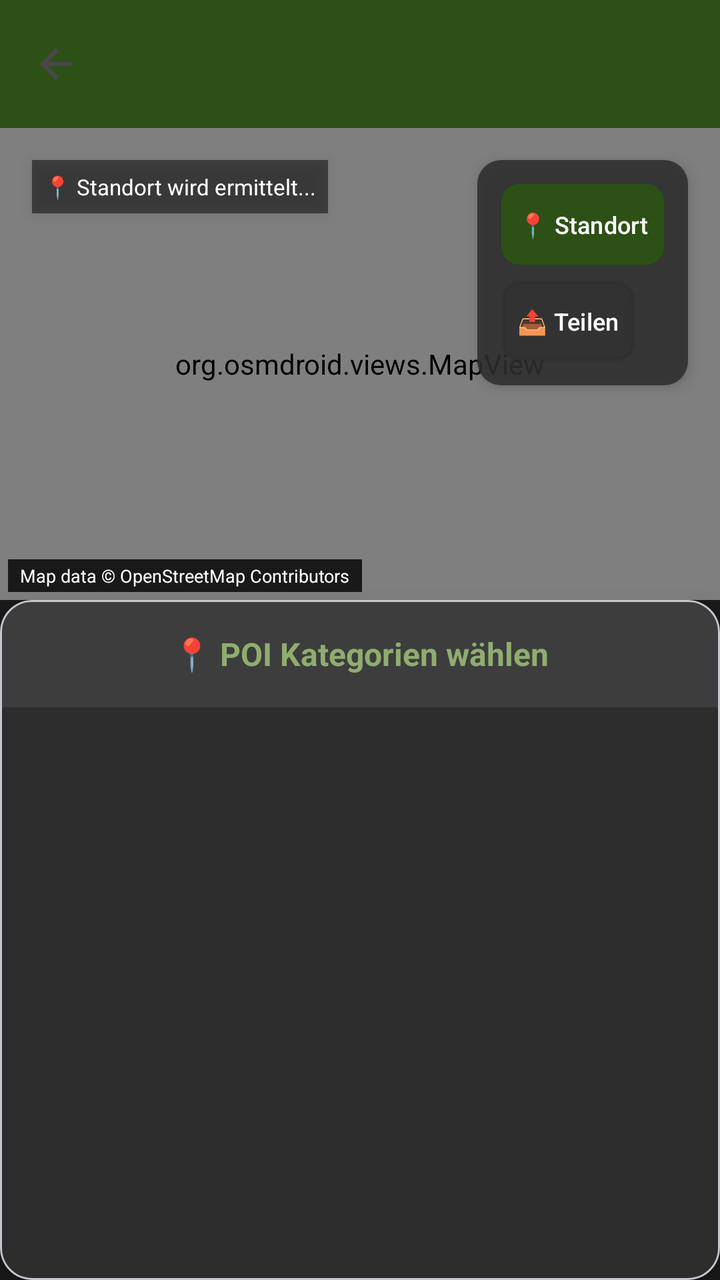
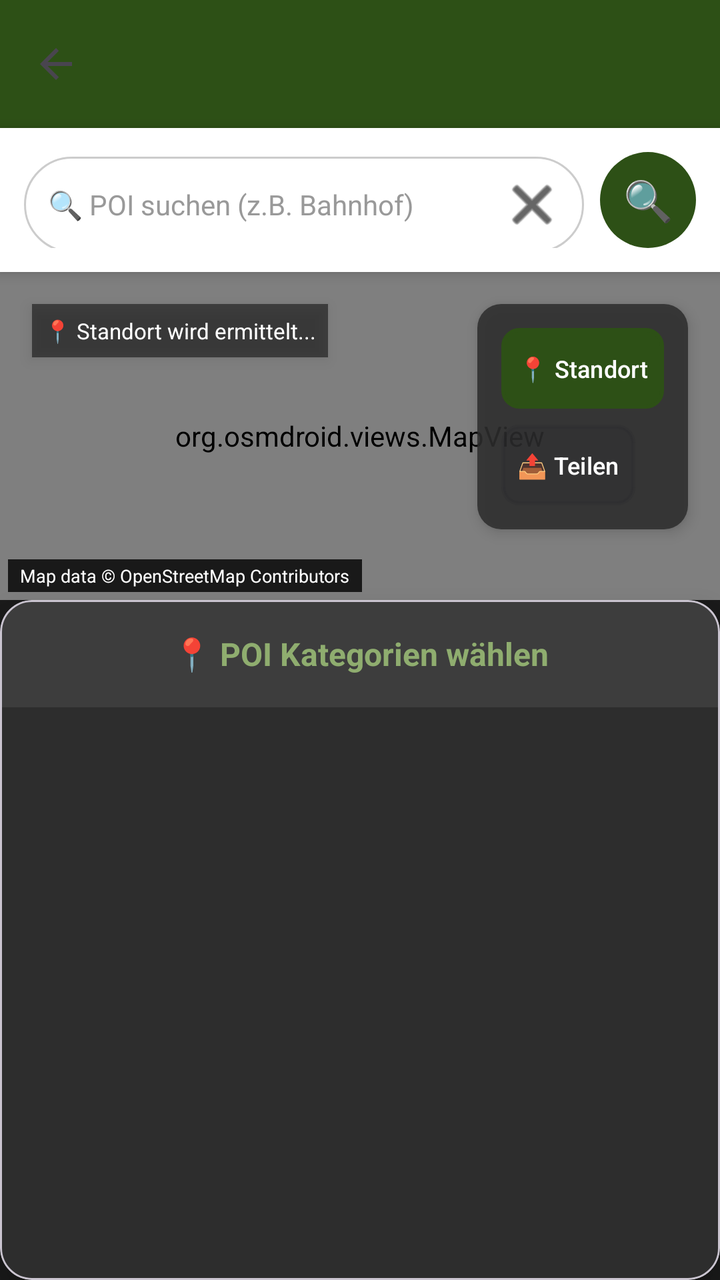

Compare the two renders of this Android layout. The source of the first and the diff that turns it into the second are given below.
<!-- AndroidManifest.xml: application theme Theme.HundeWildnis -->
<!-- res/layout/activity_location.xml -->
<?xml version="1.0" encoding="utf-8"?>
<androidx.coordinatorlayout.widget.CoordinatorLayout xmlns:android="http://schemas.android.com/apk/res/android"
    xmlns:app="http://schemas.android.com/apk/res-auto"
    android:layout_width="match_parent"
    android:layout_height="match_parent"
    android:background="#1a1a1a">

    <com.google.android.material.appbar.AppBarLayout
        android:id="@+id/appbar"
        android:layout_width="match_parent"
        android:layout_height="wrap_content"
        android:fitsSystemWindows="true">

        <androidx.appcompat.widget.Toolbar
            android:id="@+id/toolbar"
            android:layout_width="match_parent"
            android:layout_height="?attr/actionBarSize"
            android:background="#2d5016"
            app:titleTextColor="#FFFFFF"
            app:navigationIcon="?attr/homeAsUpIndicator" />
    </com.google.android.material.appbar.AppBarLayout>

    <androidx.constraintlayout.widget.ConstraintLayout
        android:id="@+id/main_content"
        android:layout_width="match_parent"
        android:layout_height="match_parent"
        app:layout_behavior="@string/appbar_scrolling_view_behavior">

        
        <FrameLayout
            android:id="@+id/mapFrame"
            android:layout_width="0dp"
            android:layout_height="0dp"
            app:layout_constraintTop_toTopOf="parent"
            app:layout_constraintBottom_toTopOf="@id/bottomCard"
            app:layout_constraintStart_toStartOf="parent"
            app:layout_constraintEnd_toEndOf="parent">

            <org.osmdroid.views.MapView
                android:id="@+id/mapView"
                android:layout_width="match_parent"
                android:layout_height="match_parent" />

            <TextView
                android:id="@+id/osmCopyrightText"
                android:layout_width="wrap_content"
                android:layout_height="wrap_content"
                android:layout_gravity="bottom|start"
                android:layout_margin="4dp"
                android:paddingStart="6dp"
                android:paddingEnd="6dp"
                android:paddingTop="2dp"
                android:paddingBottom="2dp"
                android:background="#CC000000"
                android:text="Map data © OpenStreetMap Contributors"
                android:textColor="#FFFFFF"
                android:textSize="9sp"
                android:clickable="true"
                android:focusable="true"
                android:foreground="?attr/selectableItemBackground" />

            <LinearLayout
                android:layout_width="wrap_content"
                android:layout_height="wrap_content"
                android:layout_gravity="top|end"
                android:layout_margin="16dp"
                android:orientation="vertical"
                android:background="@drawable/button_bg_rounded"
                android:elevation="4dp">

                <Button
                    android:id="@+id/btnCurrentLocation"
                    android:layout_width="wrap_content"
                    android:layout_height="wrap_content"
                    android:text="📍 Standort"
                    android:textSize="12sp"
                    android:padding="8dp"
                    android:background="@drawable/poi_button_bg"
                    android:textColor="#FFFFFF"
                    android:layout_marginBottom="8dp"
                    android:minWidth="0dp"
                    android:minHeight="0dp" />

                <Button
                    android:id="@+id/shareButton"
                    android:layout_width="wrap_content"
                    android:layout_height="wrap_content"
                    android:text="📤 Teilen"
                    android:textSize="12sp"
                    android:padding="8dp"
                    android:background="@drawable/poi_button_bg"
                    android:textColor="#FFFFFF"
                    android:enabled="false"
                    android:minWidth="0dp"
                    android:minHeight="0dp" />
            </LinearLayout>

            <TextView
                android:id="@+id/coordinatesText"
                android:layout_width="wrap_content"
                android:layout_height="wrap_content"
                android:layout_gravity="top|start"
                android:layout_margin="16dp"
                android:text="📍 Standort wird ermittelt..."
                android:textColor="#FFFFFF"
                android:textSize="11sp"
                android:background="#80000000"
                android:padding="6dp"
                android:elevation="4dp" />

            <TextView
                android:id="@+id/navigationInfoText"
                android:layout_width="wrap_content"
                android:layout_height="wrap_content"
                android:layout_gravity="bottom|center_horizontal"
                android:layout_marginBottom="60dp"
                android:text="🧭 0.0 km • 0 Min"
                android:textColor="#FFFFFF"
                android:textSize="18sp"
                android:textStyle="bold"
                android:background="#DD2d5016"
                android:padding="14dp"
                android:elevation="12dp"
                android:visibility="gone" />

            <ProgressBar
                android:id="@+id/progressBar"
                android:layout_width="wrap_content"
                android:layout_height="wrap_content"
                android:layout_gravity="center"
                android:indeterminateTint="#8fad6f"
                android:visibility="gone" />
        </FrameLayout>

        
        <com.google.android.material.card.MaterialCardView
            android:id="@+id/bottomCard"
            android:layout_width="0dp"
            android:layout_height="340dp"
            app:cardBackgroundColor="#2d2d2d"
            app:cardElevation="8dp"
            app:cardCornerRadius="16dp"
            android:layout_margin="0dp"
            app:layout_constraintBottom_toBottomOf="parent"
            app:layout_constraintStart_toStartOf="parent"
            app:layout_constraintEnd_toEndOf="parent">

            <FrameLayout
                android:layout_width="match_parent"
                android:layout_height="match_parent">

                
                
                
                <LinearLayout
                    android:id="@+id/categoryView"
                    android:layout_width="match_parent"
                    android:layout_height="match_parent"
                    android:orientation="vertical"
                    android:visibility="visible">

                    
                    <TextView
                        android:layout_width="match_parent"
                        android:layout_height="wrap_content"
                        android:text="📍 POI Kategorien wählen"
                        android:textColor="#8fad6f"
                        android:textSize="16sp"
                        android:textStyle="bold"
                        android:padding="16dp"
                        android:textAlignment="center"
                        android:background="#3d3d3d" />

                    
                    <androidx.core.widget.NestedScrollView
                        android:layout_width="match_parent"
                        android:layout_height="0dp"
                        android:layout_weight="1"
                        android:fillViewport="true">

                        <GridLayout
                            android:id="@+id/categoryGrid"
                            android:layout_width="match_parent"
                            android:layout_height="wrap_content"
                            android:columnCount="3"
                            android:rowCount="6"
                            android:padding="12dp"
                            android:alignmentMode="alignBounds"
                            android:columnOrderPreserved="false"
                            android:useDefaultMargins="true" />

                    </androidx.core.widget.NestedScrollView>

                </LinearLayout>

                
                
                
                <LinearLayout
                    android:id="@+id/poiListView"
                    android:layout_width="match_parent"
                    android:layout_height="match_parent"
                    android:orientation="vertical"
                    android:visibility="gone">

                    
                    <LinearLayout
                        android:layout_width="match_parent"
                        android:layout_height="wrap_content"
                        android:orientation="horizontal"
                        android:padding="12dp"
                        android:background="#3d3d3d"
                        android:gravity="center_vertical">

                        <Button
                            android:id="@+id/btnBackToCategories"
                            android:layout_width="wrap_content"
                            android:layout_height="wrap_content"
                            android:text="← Zurück"
                            android:textSize="16sp"
                            android:textColor="#FFFFFF"
                            android:background="@drawable/poi_button_bg"
                            android:padding="0dp"
                            android:layout_marginEnd="8dp" />

                        <LinearLayout
                            android:layout_width="0dp"
                            android:layout_height="wrap_content"
                            android:layout_weight="1"
                            android:orientation="vertical">

                            <TextView
                                android:id="@+id/categoryTitleText"
                                android:layout_width="wrap_content"
                                android:layout_height="wrap_content"
                                android:text="🐕 Hundeauslauf"
                                android:textColor="#8fad6f"
                                android:textSize="16sp"
                                android:textStyle="bold" />

                            <TextView
                                android:id="@+id/poiCountText"
                                android:layout_width="wrap_content"
                                android:layout_height="wrap_content"
                                android:text="0 POI in 3 km"
                                android:textColor="#999999"
                                android:textSize="12sp" />
                        </LinearLayout>

                    </LinearLayout>

                    
                    <FrameLayout
                        android:layout_width="match_parent"
                        android:layout_height="0dp"
                        android:layout_weight="1">

                        <androidx.recyclerview.widget.RecyclerView
                            android:id="@+id/poiRecyclerView"
                            android:layout_width="match_parent"
                            android:layout_height="match_parent"
                            android:padding="6dp"
                            android:clipToPadding="false" />

                        <ProgressBar
                            android:id="@+id/poiProgressBar"
                            android:layout_width="wrap_content"
                            android:layout_height="wrap_content"
                            android:layout_gravity="center"
                            android:indeterminateTint="#8fad6f"
                            android:visibility="gone" />

                        <TextView
                            android:id="@+id/emptyPoiText"
                            android:layout_width="wrap_content"
                            android:layout_height="wrap_content"
                            android:layout_gravity="center"
                            android:text="Keine POI gefunden"
                            android:textColor="#666666"
                            android:textSize="13sp"
                            android:textAlignment="center"
                            android:visibility="gone" />
                    </FrameLayout>

                </LinearLayout>

            </FrameLayout>

        </com.google.android.material.card.MaterialCardView>

    </androidx.constraintlayout.widget.ConstraintLayout>

</androidx.coordinatorlayout.widget.CoordinatorLayout>
<!-- resources referenced by this layout -->
<resources>
  <!-- drawable button_bg_rounded (drawable) -->
  <?xml version="1.0" encoding="utf-8"?>
  <shape xmlns:android="http://schemas.android.com/apk/res/android"
      android:shape="rectangle">
  
      <solid android:color="#DD2d2d2d" />
  
      <corners android:radius="12dp" />
  
      <padding
          android:left="12dp"
          android:right="12dp"
          android:top="12dp"
          android:bottom="12dp" />
  
  </shape>
  <!-- drawable poi_button_bg (drawable) -->
  <?xml version="1.0" encoding="utf-8"?>
  <shape xmlns:android="http://schemas.android.com/apk/res/android"
      android:shape="rectangle">
  
      <solid android:color="#8fad6f" />
  
      <corners android:radius="8dp" />
  
      <stroke
          android:width="2dp"
          android:color="#2d5016" />
  
  </shape>
  <style name="Theme.HundeWildnis" parent="Base.Theme.HundeWildnis" />
  <style name="Base.Theme.HundeWildnis" parent="Theme.Material3.Light.NoActionBar">
          <item name="colorPrimary">#2d5016</item>
          <item name="colorPrimaryVariant">#1a3009</item>
          <item name="colorOnPrimary">#FFFFFF</item>
          <item name="colorSecondary">#6b8e4e</item>
          <item name="colorSecondaryVariant">#4a6135</item>
          <item name="colorOnSecondary">#000000</item>
          <item name="android:statusBarColor">?attr/colorPrimaryVariant</item>
  
          <item name="android:navigationBarColor">@android:color/transparent</item>
          <item name="android:windowLightStatusBar">true</item>
          <item name="android:windowLightNavigationBar">true</item>
          <item name="android:enforceNavigationBarContrast" tools:targetApi="q">false</item>
          <item name="android:enforceStatusBarContrast" tools:targetApi="q">false</item>
  
          
          <item name="colorAccent">#2d5016</item>
          <item name="android:textColorPrimary">#000000</item>
  
          
          <item name="materialAlertDialogTheme">@style/AlertDialogTheme</item>
  
          
          <item name="actionMenuTextColor">#FFFFFF</item>
  
          
          <item name="android:windowBackground">#FFFFFF</item>
          <item name="android:colorBackground">#FFFFFF</item>
      </style>
  <style name="AlertDialogTheme" parent="ThemeOverlay.Material3.MaterialAlertDialog">
          
          <item name="colorSurface">#FFFFFF</item>
  
          
          <item name="colorOnSurface">#000000</item>
          <item name="android:textColorPrimary">#000000</item>
  
          
          <item name="buttonBarPositiveButtonStyle">@style/DialogButtonStyle.Light</item>
          <item name="buttonBarNegativeButtonStyle">@style/DialogButtonStyle.Light</item>
          <item name="buttonBarNeutralButtonStyle">@style/DialogButtonStyle.Light</item>
      </style>
  <style name="DialogButtonStyle.Light" parent="Widget.Material3.Button.TextButton.Dialog">
          
          <item name="android:textColor">#2d5016</item>
  
          
          <item name="backgroundTint">@android:color/transparent</item>
  
          
          <item name="rippleColor">#332d5016</item>
      </style>
</resources>

<!-- the commit's change to res/layout/activity_location.xml (unified diff, before → after) -->
@@ -5,6 +5,9 @@
     android:layout_height="match_parent"
     android:background="#1a1a1a">
 
+    
+    
+    
     <com.google.android.material.appbar.AppBarLayout
         android:id="@+id/appbar"
         android:layout_width="match_parent"
@@ -20,10 +23,66 @@
             app:navigationIcon="?attr/homeAsUpIndicator" />
     </com.google.android.material.appbar.AppBarLayout>
 
+    
+    
+    
+    <LinearLayout
+        android:id="@+id/layoutPOISearch"
+        android:layout_width="match_parent"
+        android:layout_height="wrap_content"
+        android:orientation="horizontal"
+        android:padding="12dp"
+        android:background="?android:attr/windowBackground"
+        android:elevation="4dp"
+        app:layout_behavior="@string/appbar_scrolling_view_behavior">
+
+        <EditText
+            android:id="@+id/etPOISearch"
+            android:layout_width="0dp"
+            android:layout_height="48dp"
+            android:layout_weight="1"
+            android:hint="🔍 POI suchen (z.B. Bahnhof)"
+            android:textSize="14sp"
+            android:paddingStart="12dp"
+            android:paddingEnd="10dp"
+            android:imeOptions="actionSearch"
+            android:inputType="text"
+            android:textColor="@color/search_field_text"
+            android:textColorHint="@color/search_field_hint"
+            android:background="@drawable/bg_search_field"
+            android:drawableTint="@color/search_field_text"
+            android:maxLines="1"
+            android:drawableEnd="@android:drawable/ic_menu_close_clear_cancel" />
+
+        <com.google.android.material.button.MaterialButton
+            android:id="@+id/btnSearchPOI"
+            android:layout_width="48dp"
+            android:layout_height="48dp"
+            android:layout_marginStart="8dp"
+            android:insetTop="0dp"
+            android:insetBottom="0dp"
+            android:padding="0dp"
+            android:text="🔍"
+            android:textSize="20sp"
+            app:backgroundTint="#2d5016"
+            app:cornerRadius="24dp" />
+
+        <ProgressBar
+            android:id="@+id/progressSearch"
+            android:layout_width="24dp"
+            android:layout_height="24dp"
+            android:layout_marginStart="8dp"
+            android:visibility="gone" />
+    </LinearLayout>
+
+    
+    
+    
     <androidx.constraintlayout.widget.ConstraintLayout
         android:id="@+id/main_content"
         android:layout_width="match_parent"
         android:layout_height="match_parent"
+        android:layout_marginTop="72dp"
         app:layout_behavior="@string/appbar_scrolling_view_behavior">
 
         
<!-- resource entries referenced after the edit -->
@@ -1,5 +1,21 @@
 <!-- resources referenced by this layout -->
 <resources>
+  <color name="search_field_hint">#999999</color>
+  <color name="search_field_text">#000000</color>
+  <!-- drawable bg_search_field (drawable) -->
+  <?xml version="1.0" encoding="utf-8"?>
+  <shape xmlns:android="http://schemas.android.com/apk/res/android">
+      <solid android:color="@color/search_field_background" />
+      <corners android:radius="24dp" />
+      <stroke
+          android:width="1dp"
+          android:color="@color/search_field_stroke" />
+      <padding
+          android:left="16dp"
+          android:right="16dp"
+          android:top="12dp"
+          android:bottom="12dp" />
+  </shape>
   <!-- drawable button_bg_rounded (drawable) -->
   <?xml version="1.0" encoding="utf-8"?>
   <shape xmlns:android="http://schemas.android.com/apk/res/android"
@@ -31,6 +47,8 @@
   
   </shape>
   <style name="Theme.HundeWildnis" parent="Base.Theme.HundeWildnis" />
+  <color name="search_field_background">#FFFFFF</color>
+  <color name="search_field_stroke">#CCCCCC</color>
   <style name="Base.Theme.HundeWildnis" parent="Theme.Material3.Light.NoActionBar">
           <item name="colorPrimary">#2d5016</item>
           <item name="colorPrimaryVariant">#1a3009</item>
